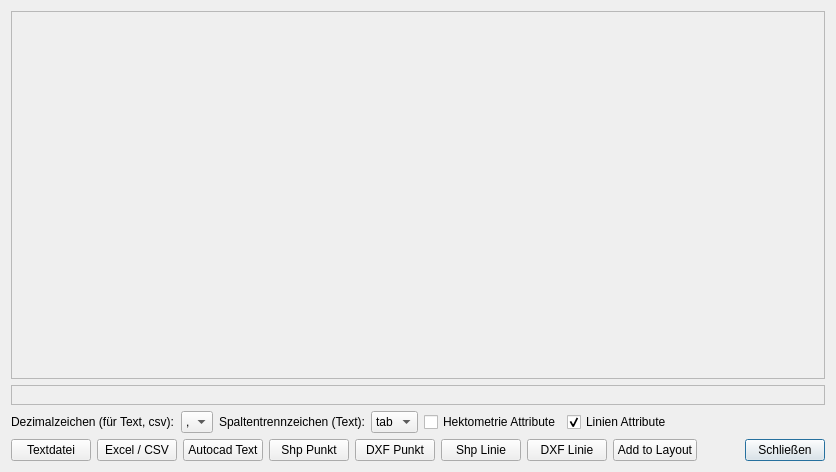
Old version of the form VoGisProfilTool/ui/ui_vogisprofiltoolplot.ui in the repository BergWerkGIS/VoGIS-Profil-Tool.
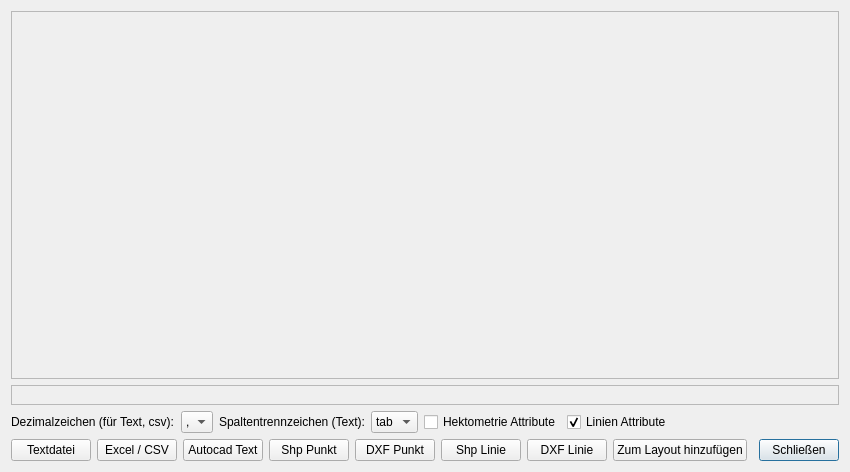
New version of the form.

```diff
--- a/VoGisProfilTool/ui/ui_vogisprofiltoolplot.ui
+++ b/VoGisProfilTool/ui/ui_vogisprofiltoolplot.ui
@@ -6,7 +6,7 @@
    <rect>
     <x>0</x>
     <y>0</y>
-    <width>836</width>
+    <width>850</width>
     <height>472</height>
    </rect>
   </property>
@@ -214,7 +214,7 @@
      <item row="3" column="7">
       <widget class="QPushButton" name="btnAddLayout">
        <property name="text">
-        <string>Add to Layout</string>
+        <string>Zum Layout hinzufügen</string>
        </property>
       </widget>
      </item>
```
